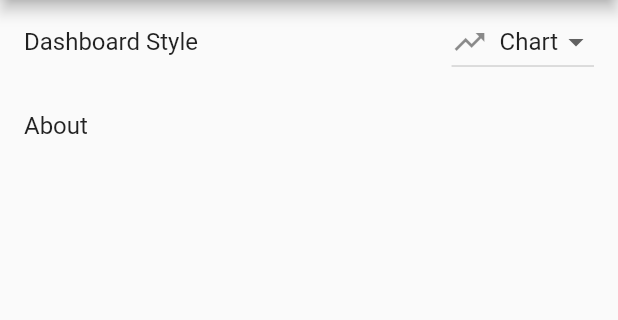
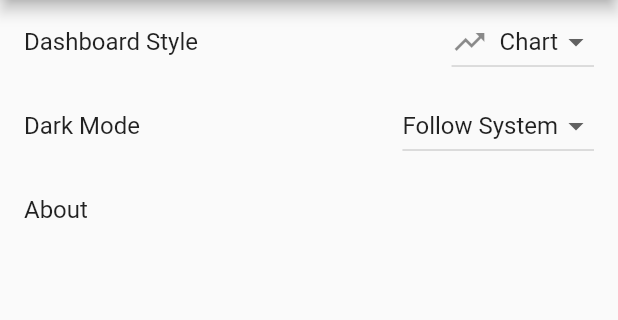
Before and after one commit to PegasisForever/raspi_monitor_app, a Flutter app: the screen it shows after launch, after a tap on the "settings" icon, on a phone screen of 412 x 824 dp, the part 84-404 px from its top. Run offline on Flutter 3.47's test engine with Material 2 defaults, Android fonts, the phone set to English and light mode, and no system bars; our stand-ins replace auto_size_text, file_picker, firebase_crashlytics, flutter_secure_storage, package_info, shared_preferences and 1 more; missing offline and left inert: ssh, syncfusion_flutter_core; accounts and stored records are empty; network calls fail.

Commit message:
add dark mode control

```diff
--- a/lib/main.dart
+++ b/lib/main.dart
@@ -5,16 +5,50 @@ import 'package:raspi_monitor_app/storage.dart';
 import 'package:raspi_monitor_app/ui/homepage/HomePage.dart';
 import 'package:syncfusion_flutter_core/core.dart';
 
+GlobalKey<MyAppState> appKey = GlobalKey();
+
 void main() async {
   WidgetsFlutterBinding.ensureInitialized();
   FlutterError.onError = Crashlytics.instance.recordFlutterError;
   SyncfusionLicense.registerLicense(SyncfusionCommunityLicenceKey);
-  initSharedPrefs();
+  await initSharedPrefs();
   initPackageInfo();
-  runApp(MyApp());
+  runApp(MyApp(key: appKey));
 }
 
-class MyApp extends StatelessWidget {
+class MyApp extends StatefulWidget {
+  MyApp({Key key}) : super(key: key);
+
+  @override
+  MyAppState createState() => MyAppState();
+}
+
+class MyAppState extends State<MyApp> {
+  ThemeMode _themeMode;
+
+  @override
+  void initState() {
+    _getThemeMode();
+    super.initState();
+  }
+
+  void _getThemeMode(){
+    final darkModeSettings = prefs.getInt("dark_mode") ?? 0;
+    if (darkModeSettings == -1) {
+      _themeMode = ThemeMode.light;
+    } else if (darkModeSettings == 1) {
+      _themeMode = ThemeMode.dark;
+    } else {
+      _themeMode = ThemeMode.system;
+    }
+  }
+
+  void updateThemeMode(){
+    setState(() {
+      _getThemeMode();
+    });
+  }
+
   @override
   Widget build(BuildContext context) {
     var darkTheme = ThemeData.dark();
@@ -24,6 +58,7 @@ class MyApp extends StatelessWidget {
     );
     return MaterialApp(
       title: 'Raspberry Pi Monitor',
+      themeMode: _themeMode,
       theme: ThemeData.light(),
       darkTheme: darkTheme,
       home: HomePage(),
--- a/lib/ui/settings/SettingsPage.dart
+++ b/lib/ui/settings/SettingsPage.dart
@@ -1,4 +1,5 @@
 import 'package:flutter/material.dart' hide AboutDialog;
+import 'package:raspi_monitor_app/main.dart';
 import 'package:raspi_monitor_app/storage.dart';
 import 'package:raspi_monitor_app/ui/settings/AboutDialog.dart';
 
@@ -20,10 +21,9 @@ class _SettingsPageState extends State<SettingsPage> {
             title: Text('Dashboard Style'),
             trailing: DropdownButton<bool>(
               value: prefs.getBool("prefer_chart") ?? true,
-              onChanged: (newValue) {
-                setState(() {
-                  prefs.setBool("prefer_chart", newValue);
-                });
+              onChanged: (newValue) async {
+                await prefs.setBool("prefer_chart", newValue);
+                setState(() {});
               },
               items: <DropdownMenuItem<bool>>[
                 DropdownMenuItem<bool>(
@@ -50,6 +50,31 @@ class _SettingsPageState extends State<SettingsPage> {
             ),
           ),
           ListTile(
+            title: Text('Dark Mode'),
+            trailing: DropdownButton<int>(
+              value: prefs.getInt("dark_mode") ?? 0, // -1: off, 0: auto, 1: on
+              onChanged: (newValue) async {
+                await prefs.setInt("dark_mode", newValue);
+                setState(() {});
+                appKey.currentState.updateThemeMode();
+              },
+              items: <DropdownMenuItem<int>>[
+                DropdownMenuItem<int>(
+                  value: -1,
+                  child: Text('Always Off'),
+                ),
+                DropdownMenuItem<int>(
+                  value: 0,
+                  child: Text('Follow System'),
+                ),
+                DropdownMenuItem<int>(
+                  value: 1,
+                  child: Text('Always On'),
+                ),
+              ],
+            ),
+          ),
+          ListTile(
             title: Text('About'),
             onTap: () {
               showDialog(
```
